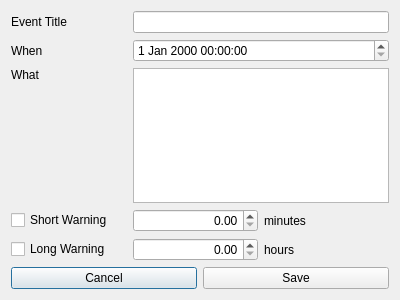
First picture: the form in ui/item-edit.ui, repository berndhs/souffleur, before the edit.
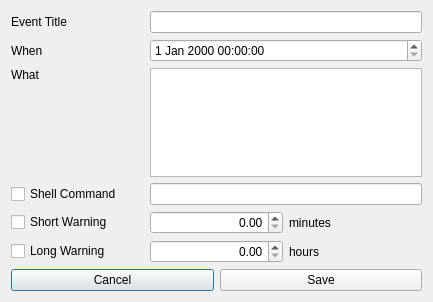
Second picture: the form after the edit. Icons and pictures are not drawn.

Commit message: spawn shell commands

The edit to the form file:
```diff
--- a/ui/item-edit.ui
+++ b/ui/item-edit.ui
@@ -6,8 +6,8 @@
    <rect>
     <x>0</x>
     <y>0</y>
-    <width>400</width>
-    <height>300</height>
+    <width>433</width>
+    <height>302</height>
    </rect>
   </property>
   <property name="windowTitle">
@@ -51,35 +51,35 @@
    <item row="2" column="1" colspan="2">
     <widget class="QTextEdit" name="whatEdit"/>
    </item>
-   <item row="3" column="0">
+   <item row="4" column="0">
     <widget class="QCheckBox" name="shortCheck">
      <property name="text">
       <string>Short Warning</string>
      </property>
     </widget>
    </item>
-   <item row="3" column="2">
+   <item row="4" column="2">
     <widget class="QLabel" name="label_2">
      <property name="text">
       <string>minutes</string>
      </property>
     </widget>
    </item>
-   <item row="4" column="0">
+   <item row="5" column="0">
     <widget class="QCheckBox" name="longCheck">
      <property name="text">
       <string>Long Warning</string>
      </property>
     </widget>
    </item>
-   <item row="4" column="2">
+   <item row="5" column="2">
     <widget class="QLabel" name="label_3">
      <property name="text">
       <string>hours</string>
      </property>
     </widget>
    </item>
-   <item row="5" column="0" colspan="3">
+   <item row="6" column="0" colspan="3">
     <layout class="QHBoxLayout" name="horizontalLayout">
      <item>
       <widget class="QPushButton" name="cancelButton">
@@ -97,20 +97,30 @@
      </item>
     </layout>
    </item>
-   <item row="4" column="1">
+   <item row="5" column="1">
     <widget class="QDoubleSpinBox" name="longHours">
      <property name="alignment">
       <set>Qt::AlignRight|Qt::AlignTrailing|Qt::AlignVCenter</set>
      </property>
     </widget>
    </item>
-   <item row="3" column="1">
+   <item row="4" column="1">
     <widget class="QDoubleSpinBox" name="shortMinutes">
      <property name="alignment">
       <set>Qt::AlignRight|Qt::AlignTrailing|Qt::AlignVCenter</set>
      </property>
     </widget>
    </item>
+   <item row="3" column="1" colspan="2">
+    <widget class="QLineEdit" name="shellEdit"/>
+   </item>
+   <item row="3" column="0">
+    <widget class="QCheckBox" name="shellCheck">
+     <property name="text">
+      <string>Shell Command</string>
+     </property>
+    </widget>
+   </item>
   </layout>
  </widget>
  <resources>
```
The commit also changes 16 other files.
